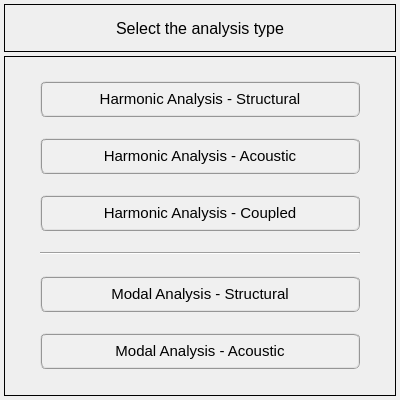
First picture: the form in data/ui_files/analysis/analysis_type_input.ui, repository MOPT-UFSC/VIBRA, before the edit.
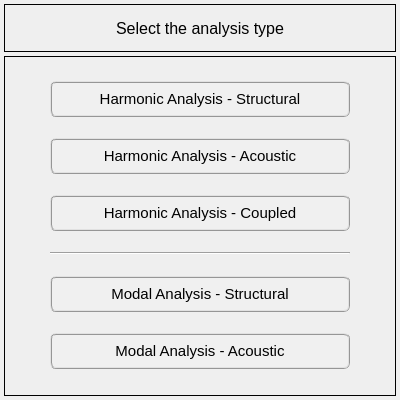
Second picture: the form after the edit. Icons and pictures are not drawn.

The edit to the form file:
```diff
--- a/data/ui_files/analysis/analysis_type_input.ui
+++ b/data/ui_files/analysis/analysis_type_input.ui
@@ -140,13 +140,13 @@
         </property>
         <property name="minimumSize">
          <size>
-          <width>320</width>
+          <width>280</width>
           <height>36</height>
          </size>
         </property>
         <property name="maximumSize">
          <size>
-          <width>320</width>
+          <width>300</width>
           <height>36</height>
          </size>
         </property>
@@ -163,7 +163,7 @@
          <string notr="true">QPushButton{border-radius: 6px; border-color: rgb(150, 150, 150); border-style: ridge; border-width: 2px; color: rgb(0, 0, 0); background-color: rgb(240, 240, 240); font: 11pt &quot;MS Shell Dlg 2&quot;}
 QPushButton:hover{border-radius: 6px; border-color: rgb(0, 170, 255); border-style: ridge; border-width: 2px; color: rgb(0, 0, 0); background-color: rgba(174, 213, 255, 100); font: 11pt &quot;MS Shell Dlg 2&quot;}
 QPushButton:pressed{border-radius: 6px; border-color: rgb(0, 170, 255); border-style: ridge; border-width: 3px; color: rgb(0, 0, 0); background-color: rgb(174, 213, 255); font: 11pt &quot;MS Shell Dlg 2&quot;}
-QPushButton:disabled{border-radius: 6px; border-style: ridge; border-width: 2px; color: rgb(150, 150, 150); background-color: rgba(220, 220, 220, 120); font: 11pt &quot;MS Shell Dlg 2&quot;}</string>
+QPushButton:disabled{border-radius: 6px; border-color: rgb(100, 100, 100); border-style: ridge; border-width: 2px; color: rgb(150, 150, 150); background-color: rgba(220, 220, 220, 120); font: 11pt &quot;MS Shell Dlg 2&quot;}</string>
         </property>
         <property name="text">
          <string>Harmonic Analysis - Structural</string>
@@ -191,13 +191,13 @@
        <widget class="QPushButton" name="pushButton_harmonic_acoustic">
         <property name="minimumSize">
          <size>
-          <width>320</width>
+          <width>280</width>
           <height>36</height>
          </size>
         </property>
         <property name="maximumSize">
          <size>
-          <width>320</width>
+          <width>300</width>
           <height>36</height>
          </size>
         </property>
@@ -214,7 +214,7 @@
          <string notr="true">QPushButton{border-radius: 6px; border-color: rgb(150, 150, 150); border-style: ridge; border-width: 2px; color: rgb(0, 0, 0); background-color: rgb(240, 240, 240); font: 11pt &quot;MS Shell Dlg 2&quot;}
 QPushButton:hover{border-radius: 6px; border-color: rgb(0, 170, 255); border-style: ridge; border-width: 2px; color: rgb(0, 0, 0); background-color: rgba(174, 213, 255, 100); font: 11pt &quot;MS Shell Dlg 2&quot;}
 QPushButton:pressed{border-radius: 6px; border-color: rgb(0, 170, 255); border-style: ridge; border-width: 3px; color: rgb(0, 0, 0); background-color: rgb(174, 213, 255); font: 11pt &quot;MS Shell Dlg 2&quot;}
-QPushButton:disabled{border-radius: 6px; border-color: rgb(150, 150, 150); border-style: ridge; border-width: 2px; color: rgb(150, 150, 150); background-color: rgba(220, 220, 220, 120); font: 11pt &quot;MS Shell Dlg 2&quot;}</string>
+QPushButton:disabled{border-radius: 6px; border-color: rgb(100, 100, 100); border-style: ridge; border-width: 2px; color: rgb(150, 150, 150); background-color: rgba(220, 220, 220, 120); font: 11pt &quot;MS Shell Dlg 2&quot;}</string>
         </property>
         <property name="text">
          <string>Harmonic Analysis - Acoustic</string>
@@ -225,13 +225,13 @@
        <widget class="QPushButton" name="pushButton_harmonic_coupled">
         <property name="minimumSize">
          <size>
-          <width>320</width>
+          <width>280</width>
           <height>36</height>
          </size>
         </property>
         <property name="maximumSize">
          <size>
-          <width>320</width>
+          <width>300</width>
           <height>36</height>
          </size>
         </property>
@@ -248,7 +248,7 @@
          <string notr="true">QPushButton{border-radius: 6px; border-color: rgb(150, 150, 150); border-style: ridge; border-width: 2px; color: rgb(0, 0, 0); background-color: rgb(240, 240, 240); font: 11pt &quot;MS Shell Dlg 2&quot;}
 QPushButton:hover{border-radius: 6px; border-color: rgb(0, 170, 255); border-style: ridge; border-width: 2px; color: rgb(0, 0, 0); background-color: rgba(174, 213, 255, 100); font: 11pt &quot;MS Shell Dlg 2&quot;}
 QPushButton:pressed{border-radius: 6px; border-color: rgb(0, 170, 255); border-style: ridge; border-width: 3px; color: rgb(0, 0, 0); background-color: rgb(174, 213, 255); font: 11pt &quot;MS Shell Dlg 2&quot;}
-QPushButton:disabled{border-radius: 6px; border-color: rgb(150, 150, 150); border-style: ridge; border-width: 2px; color: rgb(150, 150, 150); background-color: rgba(220, 220, 220, 120); font: 11pt &quot;MS Shell Dlg 2&quot;}</string>
+QPushButton:disabled{border-radius: 6px; border-color: rgb(100, 100, 100); border-style: ridge; border-width: 2px; color: rgb(150, 150, 150); background-color: rgba(220, 220, 220, 120); font: 11pt &quot;MS Shell Dlg 2&quot;}</string>
         </property>
         <property name="text">
          <string>Harmonic Analysis - Coupled</string>
@@ -266,13 +266,13 @@
        <widget class="QPushButton" name="pushButton_modal_structural">
         <property name="minimumSize">
          <size>
-          <width>320</width>
+          <width>280</width>
           <height>36</height>
          </size>
         </property>
         <property name="maximumSize">
          <size>
-          <width>320</width>
+          <width>300</width>
           <height>36</height>
          </size>
         </property>
@@ -289,7 +289,7 @@
          <string notr="true">QPushButton{border-radius: 6px; border-color: rgb(150, 150, 150); border-style: ridge; border-width: 2px; color: rgb(0, 0, 0); background-color: rgb(240, 240, 240); font: 11pt &quot;MS Shell Dlg 2&quot;}
 QPushButton:hover{border-radius: 6px; border-color: rgb(0, 170, 255); border-style: ridge; border-width: 2px; color: rgb(0, 0, 0); background-color: rgba(174, 213, 255, 100); font: 11pt &quot;MS Shell Dlg 2&quot;}
 QPushButton:pressed{border-radius: 6px; border-color: rgb(0, 170, 255); border-style: ridge; border-width: 3px; color: rgb(0, 0, 0); background-color: rgb(174, 213, 255); font: 11pt &quot;MS Shell Dlg 2&quot;}
-QPushButton:disabled{border-radius: 6px; border-color: rgb(150, 150, 150); border-style: ridge; border-width: 2px; color: rgb(150, 150, 150); background-color: rgba(220, 220, 220, 120); font: 11pt &quot;MS Shell Dlg 2&quot;}</string>
+QPushButton:disabled{border-radius: 6px; border-color: rgb(100, 100, 100); border-style: ridge; border-width: 2px; color: rgb(150, 150, 150); background-color: rgba(220, 220, 220, 120); font: 11pt &quot;MS Shell Dlg 2&quot;}</string>
         </property>
         <property name="text">
          <string>Modal Analysis - Structural</string>
@@ -300,13 +300,13 @@
        <widget class="QPushButton" name="pushButton_modal_acoustic">
         <property name="minimumSize">
          <size>
-          <width>320</width>
+          <width>280</width>
           <height>36</height>
          </size>
         </property>
         <property name="maximumSize">
          <size>
-          <width>320</width>
+          <width>300</width>
           <height>36</height>
          </size>
         </property>
@@ -323,7 +323,7 @@
          <string notr="true">QPushButton{border-radius: 6px; border-color: rgb(150, 150, 150); border-style: ridge; border-width: 2px; color: rgb(0, 0, 0); background-color: rgb(240, 240, 240); font: 11pt &quot;MS Shell Dlg 2&quot;}
 QPushButton:hover{border-radius: 6px; border-color: rgb(0, 170, 255); border-style: ridge; border-width: 2px; color: rgb(0, 0, 0); background-color: rgba(174, 213, 255, 100); font: 11pt &quot;MS Shell Dlg 2&quot;}
 QPushButton:pressed{border-radius: 6px; border-color: rgb(0, 170, 255); border-style: ridge; border-width: 3px; color: rgb(0, 0, 0); background-color: rgb(174, 213, 255); font: 11pt &quot;MS Shell Dlg 2&quot;}
-QPushButton:disabled{border-radius: 6px; border-color: rgb(150, 150, 150); border-style: ridge; border-width: 2px; color: rgb(150, 150, 150); background-color: rgba(220, 220, 220, 120); font: 11pt &quot;MS Shell Dlg 2&quot;}</string>
+QPushButton:disabled{border-radius: 6px; border-color: rgb(100, 100, 100); border-style: ridge; border-width: 2px; color: rgb(150, 150, 150); background-color: rgba(220, 220, 220, 120); font: 11pt &quot;MS Shell Dlg 2&quot;}</string>
         </property>
         <property name="text">
          <string>Modal Analysis - Acoustic</string>
```
